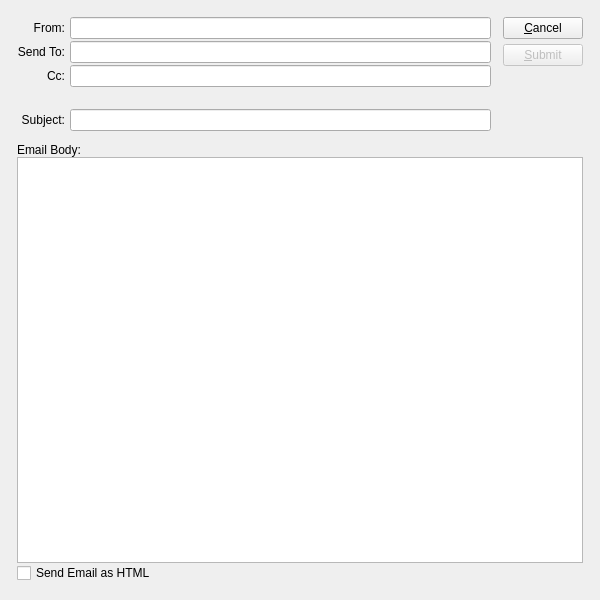
This is guiclient/deliverEmail.ui in Pegasus-RPG/xtuple-client as Qt 5 draws it before an edit. The edited form follows.
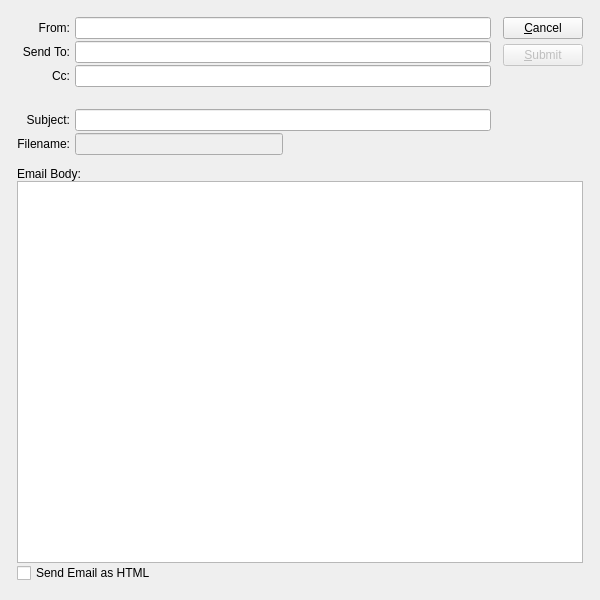
This is the edited form. Custom widgets are drawn as their Qt base class.

What changed in the file:
```diff
--- a/guiclient/deliverEmail.ui
+++ b/guiclient/deliverEmail.ui
@@ -12,25 +12,13 @@
   <property name="windowTitle" >
    <string>Deliver E-mail</string>
   </property>
-  <layout class="QGridLayout" >
+  <layout class="QGridLayout" name="gridLayout" >
    <item row="0" column="0" >
     <layout class="QGridLayout" >
-     <property name="leftMargin" >
+     <property name="margin" >
       <number>12</number>
      </property>
-     <property name="topMargin" >
-      <number>12</number>
-     </property>
-     <property name="rightMargin" >
-      <number>12</number>
-     </property>
-     <property name="bottomMargin" >
-      <number>12</number>
-     </property>
-     <property name="horizontalSpacing" >
-      <number>12</number>
-     </property>
-     <property name="verticalSpacing" >
+     <property name="spacing" >
       <number>12</number>
      </property>
      <item row="0" column="0" >
@@ -103,6 +91,40 @@
        <item row="4" column="1" >
         <widget class="XLineEdit" name="_subject" />
        </item>
+       <item row="5" column="0" >
+        <widget class="QLabel" name="_filenameLit" >
+         <property name="text" >
+          <string>Filename:</string>
+         </property>
+         <property name="alignment" >
+          <set>Qt::AlignRight|Qt::AlignTrailing|Qt::AlignVCenter</set>
+         </property>
+        </widget>
+       </item>
+       <item row="5" column="1" >
+        <layout class="QHBoxLayout" name="horizontalLayout" >
+         <item>
+          <widget class="XLineEdit" name="_filename" >
+           <property name="enabled" >
+            <bool>false</bool>
+           </property>
+          </widget>
+         </item>
+         <item>
+          <spacer name="horizontalSpacer" >
+           <property name="orientation" >
+            <enum>Qt::Horizontal</enum>
+           </property>
+           <property name="sizeHint" stdset="0" >
+            <size>
+             <width>40</width>
+             <height>20</height>
+            </size>
+           </property>
+          </spacer>
+         </item>
+        </layout>
+       </item>
       </layout>
      </item>
      <item row="0" column="1" >
@@ -166,16 +188,7 @@
         <enum>QFrame::Raised</enum>
        </property>
        <layout class="QGridLayout" >
-        <property name="leftMargin" >
-         <number>0</number>
-        </property>
-        <property name="topMargin" >
-         <number>0</number>
-        </property>
-        <property name="rightMargin" >
-         <number>0</number>
-        </property>
-        <property name="bottomMargin" >
+        <property name="margin" >
          <number>0</number>
         </property>
         <item row="0" column="0" >
```
Left out of the diff: 4 changed lines with no effect on the pictures.
